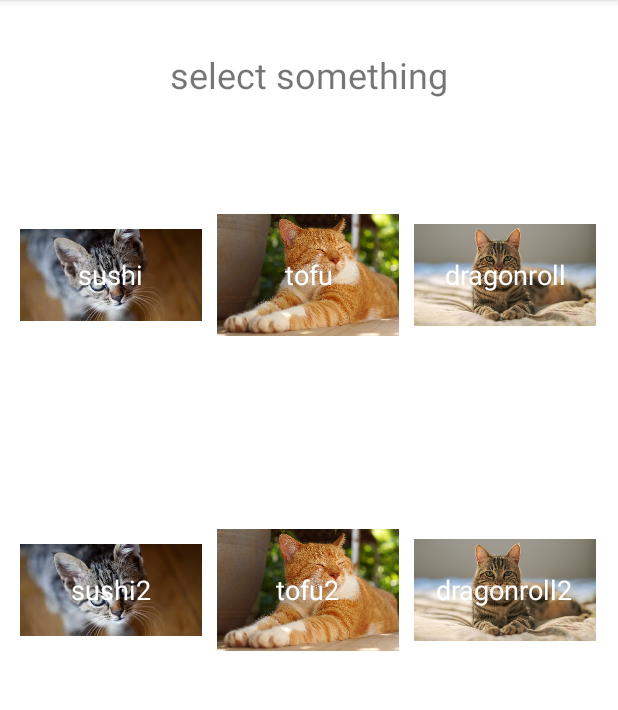
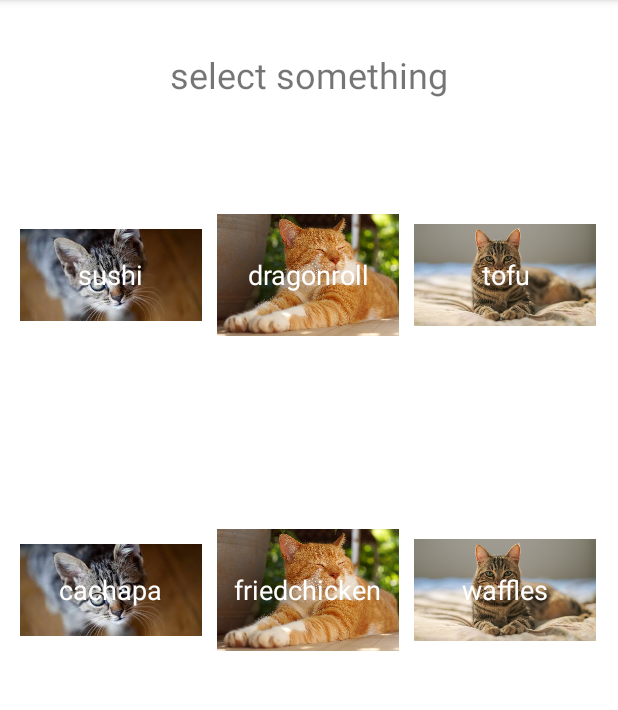
Before and after one commit to jackychulo/webapp-assignment6-alternativeresources, an Android app: the screen it shows after launch (MainActivity), on a phone screen of 412 x 824 dp, the part 84-794 px from its top. Run offline under Robolectric (Android 15) with nearby library versions, the phone set to English and light mode, and no system bars.

```diff
--- a/app/build.gradle
+++ b/app/build.gradle
@@ -10,8 +10,8 @@ android {
         applicationId "edu.temple.imageactivity"
         minSdkVersion 28
         targetSdkVersion 30
-        versionCode 1
-        versionName "1.0"
+        versionCode 2
+        versionName "1.0.1-collage"
 
         testInstrumentationRunner "androidx.test.runner.AndroidJUnitRunner"
     }
--- a/app/src/main/java/edu/temple/imageactivity/ImageAdapter.java
+++ b/app/src/main/java/edu/temple/imageactivity/ImageAdapter.java
@@ -2,9 +2,6 @@ package edu.temple.imageactivity;
 
 import android.content.Context;
 import android.graphics.Color;
-import android.text.Layout;
-import android.util.Log;
-import android.util.Pair;
 import android.view.Gravity;
 import android.view.View;
 import android.view.ViewGroup;
@@ -14,22 +11,15 @@ import android.widget.LinearLayout;
 import android.widget.RelativeLayout;
 import android.widget.TextView;
 
-import org.w3c.dom.Text;
-
-import java.lang.reflect.Array;
-import java.util.ArrayList;
-
 import java.util.ArrayList;
 
 public class ImageAdapter extends BaseAdapter {
 
     Context context;
-    ArrayList<String> items;
+    String[] items;
     ArrayList<Integer> imageitems;
 
-    String instruction = "choose item from cat list"; //title text
-
-    public ImageAdapter (Context context, ArrayList items, ArrayList imageitems){
+    public ImageAdapter (Context context, String[] items, ArrayList<Integer> imageitems){
         this.context = context;
         this.items = items;
         this.imageitems = imageitems;
@@ -44,7 +34,7 @@ public class ImageAdapter extends BaseAdapter {
     public int getCount() {
         // items + 1 titleview
         //return items.size()+1;
-        return items.size();
+        return items.length;
     }
 
     @Override
@@ -53,7 +43,7 @@ public class ImageAdapter extends BaseAdapter {
             return null; //if it is title, return nothing
         }else{
             //return items.get(position + 1); //add 1 because of title view;
-            return items.get(position);
+            return items[position];
         }
     }
 
@@ -64,28 +54,6 @@ public class ImageAdapter extends BaseAdapter {
 
     @Override
     public View getView(int position, View convertView, ViewGroup parent) {
-        //convertView refers to views inside the spinner
-        /*
-        TextView textview;
-
-        if((textview = (TextView) convertView) == null){
-            textview = new TextView(context);
-            //absolute positioning, warp content
-            textview.setLayoutParams(new ViewGroup.LayoutParams(ViewGroup.LayoutParams.MATCH_PARENT,
-                    ViewGroup.LayoutParams.WRAP_CONTENT));
-            //centered text
-            textview.setGravity(Gravity.CENTER_HORIZONTAL);
-            textview.setTextSize(21);
-        }
-
-        if(isTitle(position)){
-            textview.setText(instruction);
-        }else{
-            textview.setText(items.get(position - 1));
-        }
-
-        return textview;
-        */
         TextView textview;
         ImageView imageview;
 
@@ -124,7 +92,7 @@ public class ImageAdapter extends BaseAdapter {
         }
 
         imageview.setImageResource(imageitems.get(position));
-        textview.setText(items.get(position));
+        textview.setText(items[position]);
 
         //return linearlayout;
         return relativelayout;
--- a/app/src/main/java/edu/temple/imageactivity/MainActivity.java
+++ b/app/src/main/java/edu/temple/imageactivity/MainActivity.java
@@ -30,10 +30,10 @@ public class MainActivity extends AppCompatActivity {
     protected void onCreate(Bundle savedInstanceState) {
         super.onCreate(savedInstanceState);
         setContentView(R.layout.activity_main);
-        setTitle("item selection");
+        //setTitle("item selection");
         ArrayList<String> catarray = new ArrayList<>(Arrays.asList("sushi", "tofu", "dragonroll",
                 "sushi2", "tofu2", "dragonroll2"));
-        ArrayList<Integer> catimagearray = new ArrayList<Integer>(Arrays.asList(
+        ArrayList<Integer> catimagearray = new ArrayList<>(Arrays.asList(
                 R.drawable.cat1, R.drawable.cat2, R.drawable.cat3, R.drawable.cat1,
                 R.drawable.cat2, R.drawable.cat3
         ));
@@ -41,7 +41,9 @@ public class MainActivity extends AppCompatActivity {
         //int[] catimagearray = new int[]{R.drawable.cat1, R.drawable.cat2, R.drawable.cat3};
         //ArrayAdapter adapter = new ArrayAdapter(this, android.R.layout.simple_list_item_1, catarray);
 
-        ImageAdapter adapter = new ImageAdapter(this, catarray, catimagearray);
+        ImageAdapter adapter = new ImageAdapter(this,
+                getResources().getStringArray(R.array.catarrayname),
+                catimagearray);
 
         //imageview = findViewById(R.id.imageView);
         //spinner = findViewById(R.id.spinner);
@@ -53,7 +55,9 @@ public class MainActivity extends AppCompatActivity {
         gridview.setOnItemClickListener(new AdapterView.OnItemClickListener() {
             @Override
             public void onItemClick(AdapterView<?> parent, View view, int position, long id) {
-                sendcat(catarray.get(position), catimagearray.get(position));
+                //sendcat(catarray.get(position), catimagearray.get(position));
+                sendcat(getResources().getStringArray(R.array.catarrayname)[position],
+                        catimagearray.get(position));
 
             }
         });
--- a/app/src/main/res/layout/activity_main.xml
+++ b/app/src/main/res/layout/activity_main.xml
@@ -13,7 +13,7 @@
         android:layout_height="38dp"
         android:layout_marginTop="33dp"
         android:layout_marginBottom="12dp"
-        android:text="select something"
+        android:text="@string/select_something"
         android:textAlignment="center"
         android:textSize="24sp"
         app:layout_constraintBottom_toTopOf="@+id/gridview"
--- a/app/src/main/res/values/strings.xml
+++ b/app/src/main/res/values/strings.xml
@@ -1,3 +1,12 @@
 <resources>
-    <string name="app_name">ImageActivity</string>
+    <string name="app_name">item selection</string>
+    <string name="select_something">select something</string>
+    <string-array name="catarrayname">
+        <item>sushi</item>
+        <item>dragonroll</item>
+        <item>tofu</item>
+        <item>cachapa</item>
+        <item>friedchicken</item>
+        <item>waffles</item>
+    </string-array>
 </resources>
```
Also changed, not shown: 3 other files.
